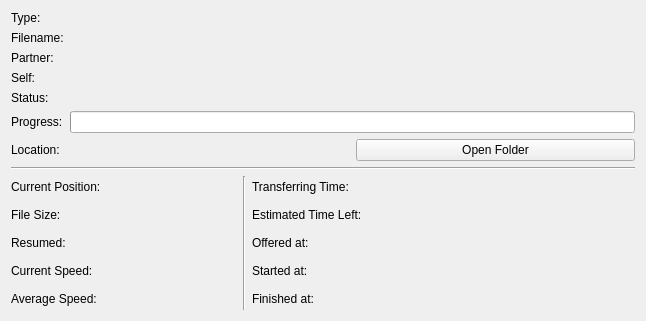
KDE/konversation, file src/dcc/transferdetailedinfopanelui.ui: the form before one commit.
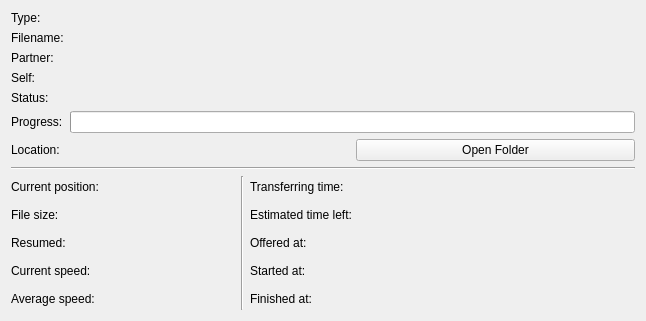
The form after the commit. Custom widgets are drawn as their Qt base class.

```diff
--- a/src/dcc/transferdetailedinfopanelui.ui
+++ b/src/dcc/transferdetailedinfopanelui.ui
@@ -184,7 +184,7 @@
        <item row="1" column="0" >
         <widget class="QLabel" name="textLabel21" >
          <property name="text" >
-          <string>File Size:</string>
+          <string>File size:</string>
          </property>
          <property name="wordWrap" >
           <bool>false</bool>
@@ -238,7 +238,7 @@
        <item row="4" column="0" >
         <widget class="QLabel" name="textLabel1" >
          <property name="text" >
-          <string>Average Speed:</string>
+          <string>Average speed:</string>
          </property>
          <property name="wordWrap" >
           <bool>false</bool>
@@ -280,7 +280,7 @@
        <item row="3" column="0" >
         <widget class="QLabel" name="textLabel1_2" >
          <property name="text" >
-          <string>Current Speed:</string>
+          <string>Current speed:</string>
          </property>
          <property name="wordWrap" >
           <bool>false</bool>
@@ -290,7 +290,7 @@
        <item row="0" column="0" >
         <widget class="QLabel" name="textLabel19" >
          <property name="text" >
-          <string>Current Position:</string>
+          <string>Current position:</string>
          </property>
          <property name="wordWrap" >
           <bool>false</bool>
@@ -336,7 +336,7 @@
        <item row="1" column="0" >
         <widget class="QLabel" name="textLabel8" >
          <property name="text" >
-          <string>Estimated Time Left:</string>
+          <string>Estimated time left:</string>
          </property>
          <property name="wordWrap" >
           <bool>false</bool>
@@ -440,7 +440,7 @@
        <item row="0" column="0" >
         <widget class="QLabel" name="textLabel6" >
          <property name="text" >
-          <string>Transferring Time:</string>
+          <string>Transferring time:</string>
          </property>
          <property name="wordWrap" >
           <bool>false</bool>
```
